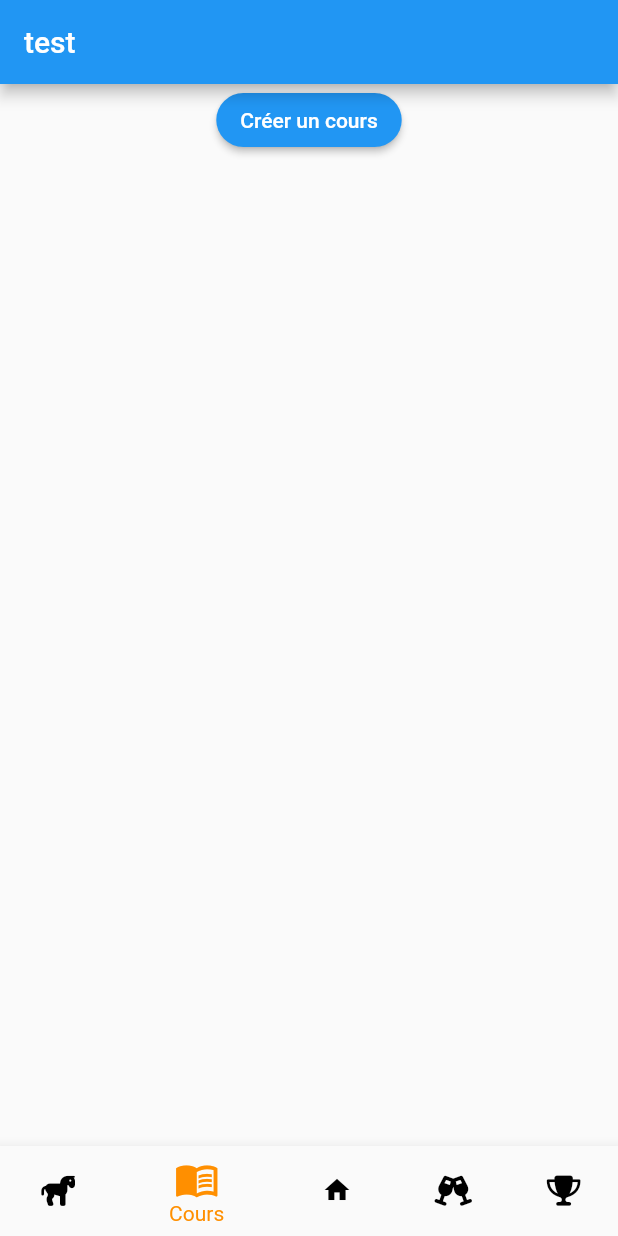
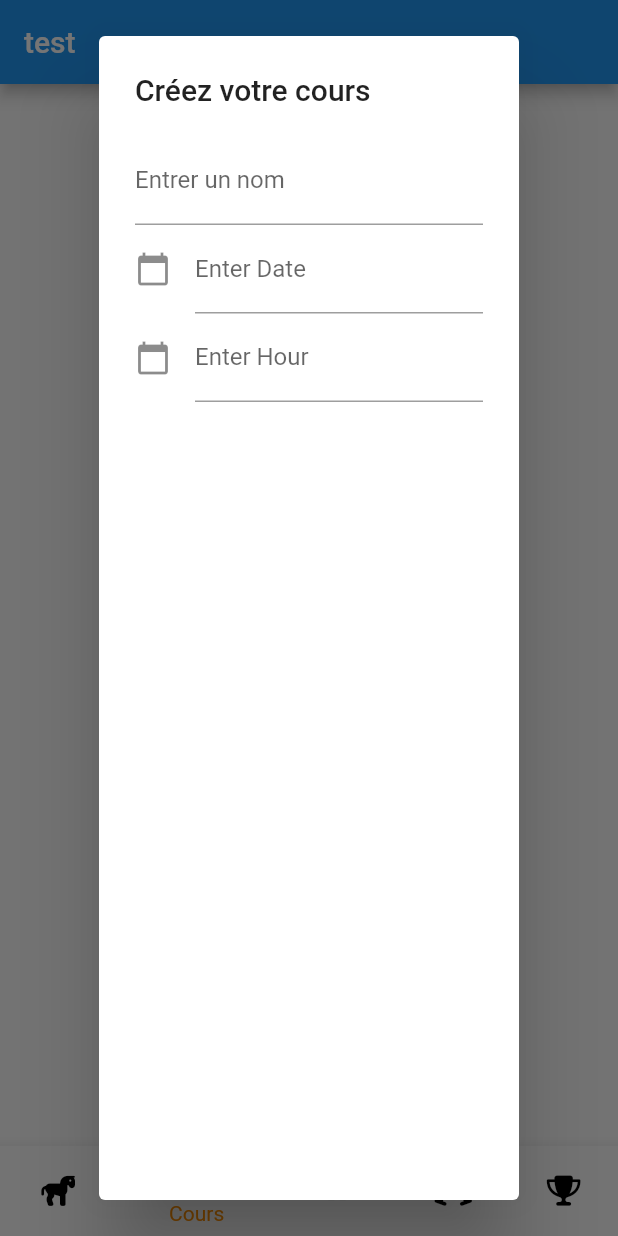
Before and after one commit to DuarteJules/Flutter_Ecurie, a Flutter app: the screen it shows after launch, item 2 of the bottom bar chosen, after a tap on "Créer un cours", on a phone screen of 412 x 824 dp. Run offline on Flutter 3.47's test engine with Material 2 defaults, Android fonts, the phone set to English and light mode, and no system bars; our stand-ins replace flutter_dotenv, font_awesome_flutter; missing offline and left inert: mongo_dart; accounts and stored records are empty.

Commit message:
implement form to create course with date and time WIP

```diff
--- a/lib/screens/course_screen.dart
+++ b/lib/screens/course_screen.dart
@@ -1,6 +1,7 @@
 import 'package:flutter/material.dart';
 
 import '../providers/navigation_bar.dart';
+import '../widgets/course_form.dart';
 import '../widgets/login_form.dart';
 import '../widgets/signup_form.dart';
 
@@ -12,7 +13,6 @@ class CourseScreen extends StatefulWidget {
 }
 
 class _CourseScreenState extends State<CourseScreen> {
-  int login = 0;
 
   @override
   Widget build(BuildContext context) {
@@ -23,13 +23,14 @@ class _CourseScreenState extends State<CourseScreen> {
       body: Center(
           child: Column(children: [
         ElevatedButton(
-          onPressed: () {
-            print("test");
-            // setState(() {
-            //   login = 0;
-            // });
-          },
-          style: ElevatedButton.styleFrom(shape: const StadiumBorder()),
+          onPressed: () => (showDialog<String>(
+              context: context,
+              builder: (BuildContext context) => AlertDialog(
+                  title: const Text('Créez votre cours'),
+                  content: AnimatedContainer(
+                      duration: const Duration(milliseconds: 300),
+                      height: 800,
+                      child: const CourseForm())))),
           child: const Text('Créer un cours'),
         ),
       ])),
--- /dev/null
+++ b/lib/widgets/course_form.dart
@@ -0,0 +1,114 @@
+import 'package:flutter/material.dart';
+import 'package:intl/intl.dart';
+
+class CourseForm extends StatefulWidget {
+  const CourseForm({Key? key}) : super(key: key);
+
+  @override
+  _CourseFormState createState() => _CourseFormState();
+}
+
+class _CourseFormState extends State<CourseForm> {
+  final _formKey = GlobalKey<FormState>();
+  final nameController = TextEditingController();
+  final passwordController = TextEditingController();
+  final titleController = TextEditingController();
+  final descriptionController = TextEditingController();
+  final dateController = TextEditingController();
+  final hourController = TextEditingController();
+
+  @override
+  void dispose() {
+    // Clean up the controller when the widget is disposed.
+    nameController.dispose();
+    passwordController.dispose();
+    titleController.dispose();
+    super.dispose();
+  }
+
+  @override
+  void initState() {
+    dateController.text = ""; //set the initial value of text field
+    super.initState();
+  }
+
+  @override
+  Widget build(BuildContext context) {
+    return Form(
+      key: _formKey,
+      child: Column(children: <Widget>[
+        TextFormField(
+          // The validator receives the text that the user has entered.
+          decoration: const InputDecoration(
+            border: UnderlineInputBorder(),
+            labelText: 'Entrer un nom',
+          ),
+          validator: (value) {
+            if (value == null || value.isEmpty) {
+              return "Entrer du texte s'il vous plait";
+            }
+          },
+          controller: nameController,
+        ),
+        TextField(
+          controller: dateController, //editing controller of this TextField
+          decoration: const InputDecoration(
+              icon: Icon(Icons.calendar_today), //icon of text field
+              labelText: "Enter Date" //label text of field
+              ),
+          readOnly: true, //set it true, so that user will not able to edit text
+          onTap: () async {
+            DateTime? pickedDate = await showDatePicker(
+                context: context,
+                initialDate: DateTime.now(),
+                firstDate: DateTime
+                    .now(), //DateTime.now() - not to allow to choose before today.
+                lastDate: DateTime(2101));
+            if (pickedDate != null) {
+              print(
+                  pickedDate); //pickedDate output format => 2021-03-10 00:00:00.000
+              String formattedDate =
+                  DateFormat('yyyy-MM-dd').format(pickedDate);
+              print(
+                  formattedDate); //formatted date output using intl package =>  2021-03-16
+              setState(() {
+                dateController.text =
+                    formattedDate; //set output date to TextField value.
+              });
+            } else {
+              print("Date is not selected");
+            }
+          },
+        ),
+        TextField(
+          controller: hourController, //editing controller of this TextField
+          decoration: const InputDecoration(
+              icon: Icon(Icons.calendar_today), //icon of text field
+              labelText: "Enter Hour" //label text of field
+              ),
+          readOnly: true, //set it true, so that user will not able to edit text
+          onTap: () async {
+            final selectedTime = await showTimePicker(
+              context: context,
+              initialTime: TimeOfDay.now(),
+              builder: (BuildContext context, Widget? child) {
+                return MediaQuery(
+                  data: MediaQuery.of(context)
+                      .copyWith(alwaysUse24HourFormat: true),
+                  child: child!,
+                );
+              },
+            );
+            if (selectedTime != null) {
+              final text;
+              text = selectedTime.format(context);
+              setState(() {
+                hourController.text = text;
+              });
+            }
+          },
+        ),
+      ]),
+    );
+  }
+}
```
